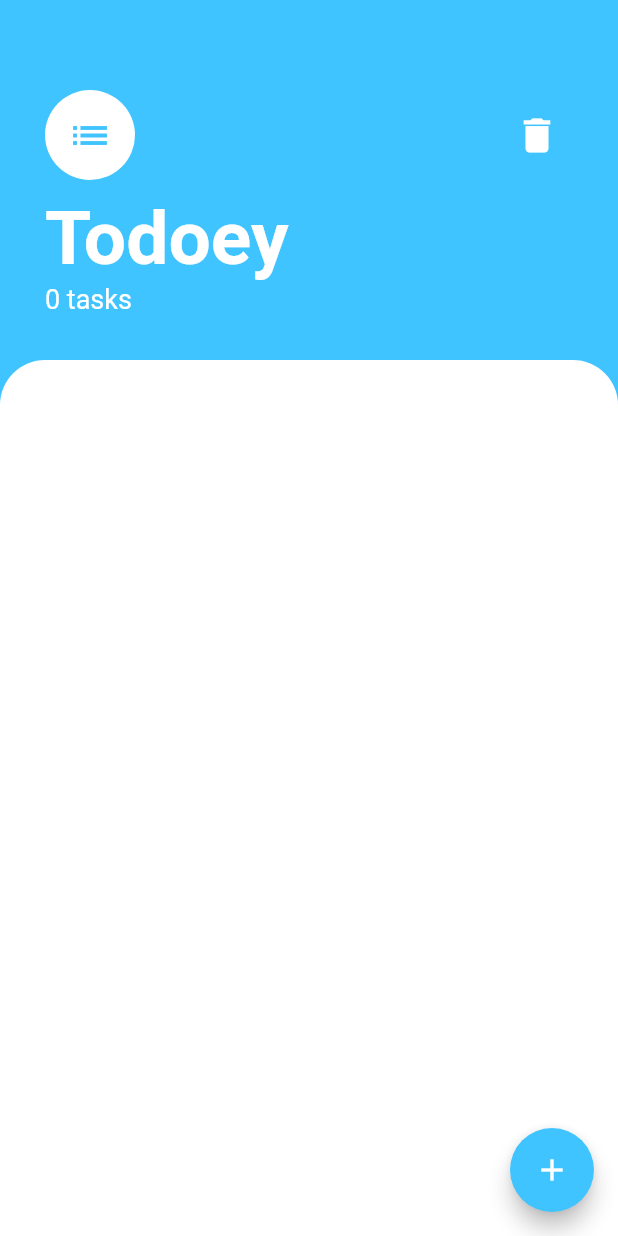
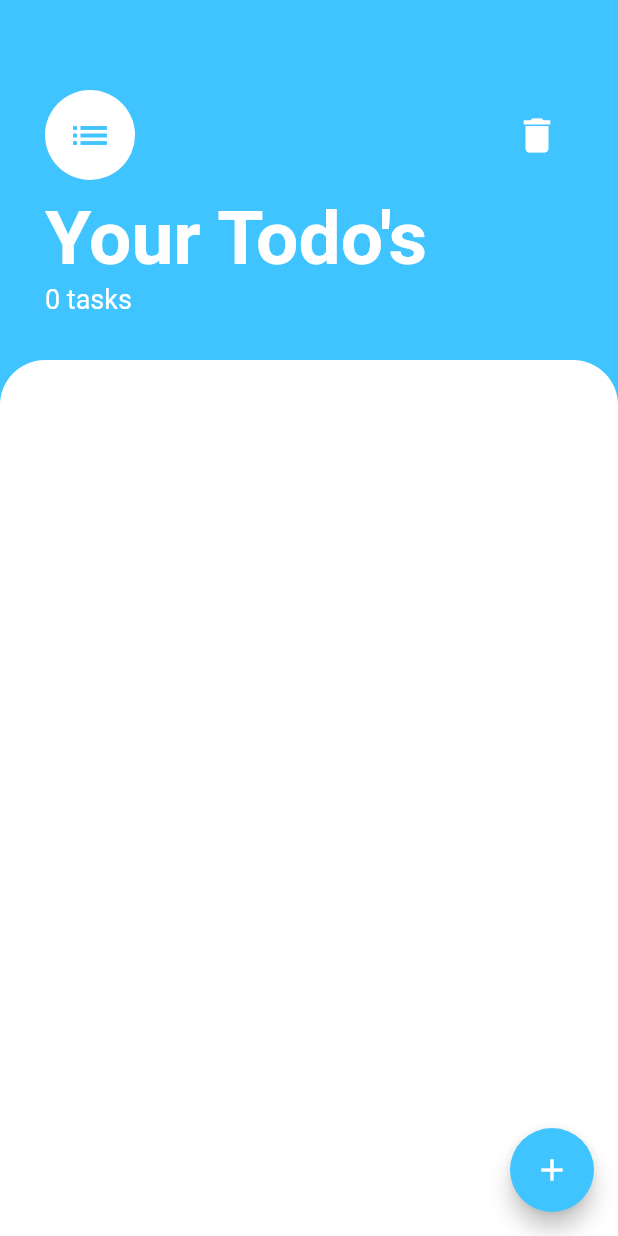
Before and after one commit to harshlohia11/Todo-List-App, a Flutter app: the screen it shows after launch, on a phone screen of 412 x 824 dp. Run offline on Flutter 3.47's test engine with Material 2 defaults, Android fonts, the phone set to English and light mode, and no system bars.

Commit message:
Update App

```diff
--- a/lib/sceeens/tasks_screen.dart
+++ b/lib/sceeens/tasks_screen.dart
@@ -62,7 +62,7 @@ class TasksScreen extends StatelessWidget {
                 ),
                 SizedBox(height: 10.0),
                 Text(
-                  'Todoey',
+                  "Your Todo's",
                   style: TextStyle(
                       color: Colors.white,
                       fontSize: 50,
```
